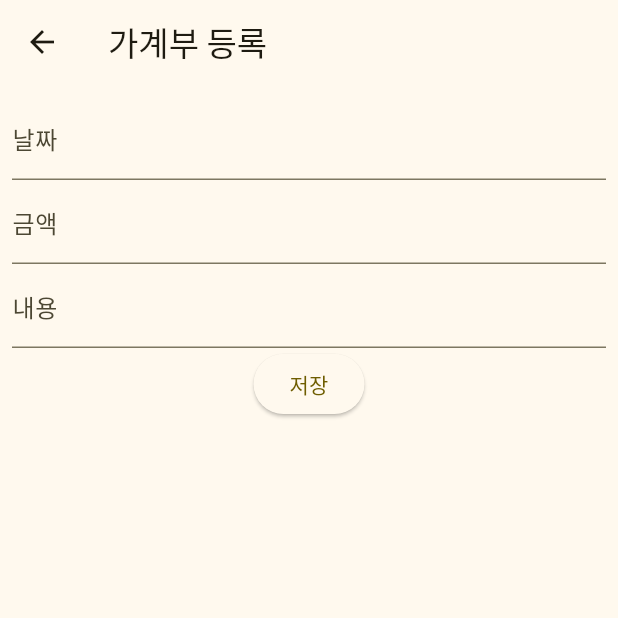
After one commit to fepanbr/share_financial, a Flutter app: the screen it shows after launch, after a tap on the "add" icon, on a phone screen of 412 x 824 dp, the top half of it. The commit adds this screen. Run offline on Flutter 3.47's test engine with Material 3 defaults, Android fonts, the phone set to English and light mode, and no system bars; our stand-ins replace dio, flutter_riverpod, google_fonts, riverpod_annotation, table_calendar; generated files the repository leaves out were written again.

Commit message:
feat: 가계부 등록 페이지 추가

```diff
--- /dev/null
+++ b/lib/presentation/screens/add_financial/add_financial.dart
@@ -0,0 +1,41 @@
+import 'package:flutter/material.dart';
+
+class AddFinancialScreen extends StatefulWidget {
+  const AddFinancialScreen({super.key});
+
+  @override
+  State<AddFinancialScreen> createState() => _AddFinancialScreenState();
+}
+
+class _AddFinancialScreenState extends State<AddFinancialScreen> {
+  @override
+  Widget build(BuildContext context) {
+    return Scaffold(
+      appBar: AppBar(
+        title: const Text('가계부 등록'),
+      ),
+      body: Padding(
+        padding: const EdgeInsets.all(8.0),
+        child: Column(
+          children: [
+            const TextField(
+              decoration: InputDecoration(labelText: '날짜'),
+            ),
+            const TextField(
+              decoration: InputDecoration(labelText: '금액'),
+            ),
+            const TextField(
+              decoration: InputDecoration(labelText: '내용'),
+            ),
+            ElevatedButton(
+              onPressed: () {
+                Navigator.pop(context);
+              },
+              child: const Text('저장'),
+            ),
+          ],
+        ),
+      ),
+    );
+  }
+}
--- a/lib/presentation/screens/financial_table/financial_table.dart
+++ b/lib/presentation/screens/financial_table/financial_table.dart
@@ -1,4 +1,5 @@
 import 'package:flutter/material.dart';
+import 'package:share_financial/presentation/screens/add_financial/add_financial.dart';
 import 'package:table_calendar/table_calendar.dart';
 
 class ShareFinancialScreen extends StatefulWidget {
@@ -25,6 +26,15 @@ class _ShareFinancialScreenState extends State<ShareFinancialScreen> {
               locale: 'ko_KR'),
         ),
       ),
+      floatingActionButton: FloatingActionButton(
+        onPressed: () {
+          Navigator.push(
+              context,
+              MaterialPageRoute(
+                  builder: (context) => const AddFinancialScreen()));
+        },
+        child: const Icon(Icons.add),
+      ),
     );
   }
 }
```
